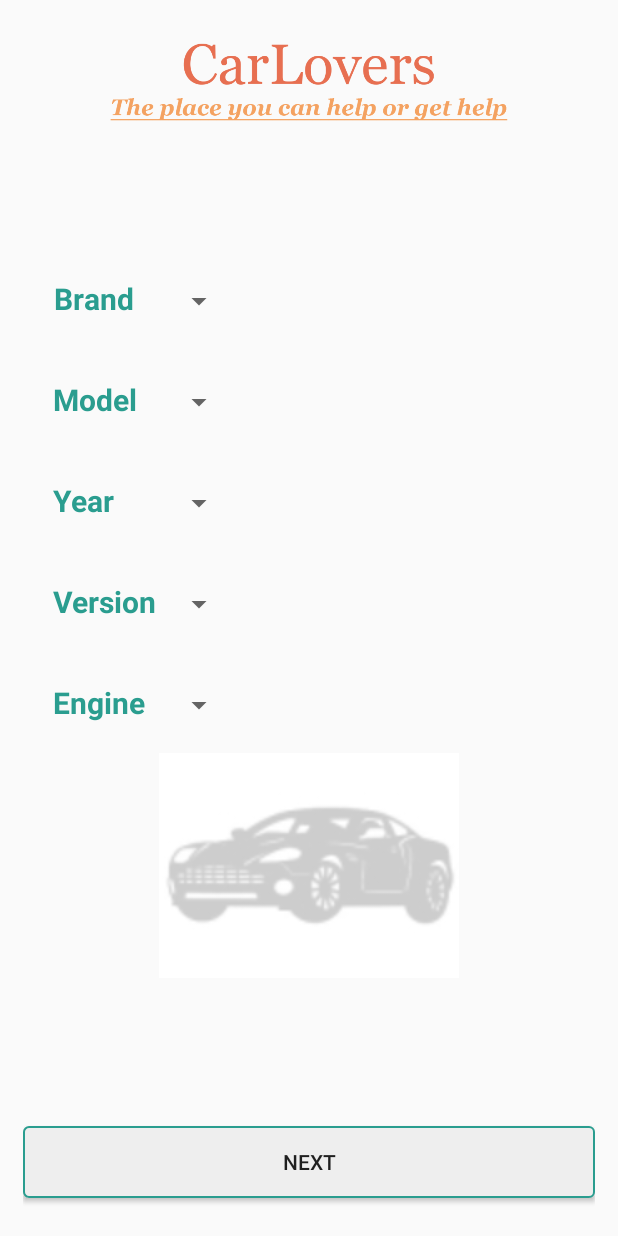
After one commit to StefanPopa02/CarLovers, an Android app: the AddCarActivity screen opened directly, with no data from a screen before it, on a phone screen of 412 x 824 dp. The commit adds this screen. Run offline under Robolectric (Android 15) with nearby library versions, the phone set to English and light mode, and no system bars; our stand-ins replace Firebase (no records; nobody signed in at launch, a user with empty details on screens opened directly), Picasso.

Commit message:
Add Car Activity and changed database data

```diff
--- a/app/build.gradle
+++ b/app/build.gradle
@@ -41,6 +41,8 @@ dependencies {
     implementation 'com.google.firebase:firebase-functions:19.2.0'
     implementation 'com.google.android.material:material:1.3.0'
     implementation 'androidx.legacy:legacy-support-v4:1.0.0'
+    implementation 'com.google.android.material:material:1.4.0-alpha02'
+    implementation 'com.squareup.picasso:picasso:2.71828'
 
     implementation "com.hendraanggrian.appcompat:socialview:0.2"
     implementation "com.hendraanggrian.appcompat:socialview-commons:0.2"
--- /dev/null
+++ b/app/src/main/java/com/stefanpopa/carloversapp/activities/AddCarActivity.java
@@ -0,0 +1,323 @@
+package com.stefanpopa.carloversapp.activities;
+
+import androidx.annotation.NonNull;
+import androidx.appcompat.app.AppCompatActivity;
+
+import android.app.ProgressDialog;
+import android.content.Intent;
+import android.os.Bundle;
+import android.util.Log;
+import android.view.View;
+import android.widget.AdapterView;
+import android.widget.ArrayAdapter;
+import android.widget.AutoCompleteTextView;
+import android.widget.Button;
+import android.widget.ImageView;
+import android.widget.Spinner;
+import android.widget.Toast;
+
+import com.google.android.gms.tasks.OnCompleteListener;
+import com.google.android.gms.tasks.Task;
+import com.google.firebase.firestore.CollectionReference;
+import com.google.firebase.firestore.DocumentReference;
+import com.google.firebase.firestore.DocumentSnapshot;
+import com.google.firebase.firestore.FirebaseFirestore;
+import com.google.firebase.firestore.QueryDocumentSnapshot;
+import com.google.firebase.firestore.QuerySnapshot;
+import com.squareup.picasso.Picasso;
+import com.stefanpopa.carloversapp.R;
+import com.stefanpopa.carloversapp.adapter.BrandAdapter;
+import com.stefanpopa.carloversapp.model.BrandItem;
+
+import java.lang.reflect.Array;
+import java.util.ArrayList;
+import java.util.Collections;
+import java.util.HashMap;
+import java.util.List;
+import java.util.Map;
+import java.util.stream.Collectors;
+
+public class AddCarActivity extends AppCompatActivity {
+
+    private ArrayList<BrandItem> brandItems;
+    private BrandAdapter brandAdapter;
+    private FirebaseFirestore db;
+    private Spinner brandSpinner;
+    private Spinner modelSpinner;
+    private Spinner yearSpinner;
+    private Spinner versionSpinner;
+    private Spinner engineSpinner;
+    private BrandItem brandClickedItem;
+    private ProgressDialog pd;
+    private ImageView carImage;
+    private String letterFinal;
+    private String clickedBrandNameFinal;
+    private String clickedModelNameFinal;
+    private String clickedYearNameFinal;
+    private String clickedVersionNameFinal;
+    private String carImageUrlFinal;
+    private String carLogoUrlFinal;
+    private String caracteristiciFinal;
+    private String engineFinal;
+    private Button nextBtn;
+
+    @Override
+    protected void onCreate(Bundle savedInstanceState) {
+        super.onCreate(savedInstanceState);
+        setContentView(R.layout.activity_add_car);
+        pd = new ProgressDialog(this);
+        pd.setMessage("Please Wait");
+        nextBtn = findViewById(R.id.nextBtn);
+        nextBtn.setOnClickListener(new View.OnClickListener() {
+            @Override
+            public void onClick(View v) {
+                if (letterFinal != null && clickedBrandNameFinal != null && clickedModelNameFinal != null && clickedYearNameFinal != null && clickedVersionNameFinal != null &&
+                        carImageUrlFinal != null && carLogoUrlFinal != null && caracteristiciFinal != null && engineFinal != null) {
+                    Log.d("ADD_CAR_ACTIVITY", "Letter " + letterFinal + "\n Brand " + clickedBrandNameFinal
+                            + "\n Model " + clickedModelNameFinal + "\n Year " + clickedYearNameFinal + " \n ImageUrl " + carImageUrlFinal + " \n LogoUrl " +
+                            carLogoUrlFinal + " \n engine " + engineFinal + " \n Caracteristici " + caracteristiciFinal);
+
+                    Intent i = new Intent(AddCarActivity.this, ConfirmAddCarActivity.class);
+                    i.putExtra("Letter",letterFinal);
+                    i.putExtra("Brand", clickedBrandNameFinal);
+                    i.putExtra("Model", clickedModelNameFinal);
+                    i.putExtra("Year", clickedYearNameFinal);
+                    i.putExtra("Version", clickedVersionNameFinal);
+                    i.putExtra("Engine", engineFinal);
+                    i.putExtra("Caracteristici", caracteristiciFinal);
+                    i.putExtra("CarPhoto", carImageUrlFinal);
+                    i.putExtra("BrandLogo", carLogoUrlFinal);
+                    startActivity(i);
+                    finish();
+
+                } else {
+                    Toast.makeText(AddCarActivity.this, "Check all fields!", Toast.LENGTH_SHORT).show();
+                }
+            }
+        });
+        carImage = findViewById(R.id.car_image);
+        brandSpinner = findViewById(R.id.spinner_brand);
+        modelSpinner = findViewById(R.id.spinner_model);
+        yearSpinner = findViewById(R.id.spinner_year);
+        versionSpinner = findViewById(R.id.spinner_version);
+        engineSpinner = findViewById(R.id.spinner_engine);
+        db = FirebaseFirestore.getInstance();
+        initBrandList();
+    }
+
+    private void initBrandList() {
+        pd.show();
+        Task<QuerySnapshot> task = db.collection("carBrands").get();
+        task.addOnCompleteListener(new OnCompleteListener<QuerySnapshot>() {
+            @Override
+            public void onComplete(@NonNull Task<QuerySnapshot> task) {
+                if (task.isSuccessful()) {
+                    brandItems = new ArrayList<>();
+                    QuerySnapshot querySnapshot = task.getResult();
+                    List<DocumentSnapshot> documents = querySnapshot.getDocuments();
+                    for (DocumentSnapshot documentSnapshot : documents) {
+                        brandItems.add(new BrandItem(documentSnapshot.get("Brand").toString().trim().replace("_", " "), (String) documentSnapshot.get("logoImgURL")));
+                    }
+                    setBrandSpinnerAdapter();
+                }
+            }
+        });
+    }
+
+    private void setBrandSpinnerAdapter() {
+        brandAdapter = new BrandAdapter(AddCarActivity.this, brandItems);
+        brandSpinner.setAdapter(brandAdapter);
+        brandSpinner.setOnItemSelectedListener(new AdapterView.OnItemSelectedListener() {
+            @Override
+            public void onItemSelected(AdapterView<?> parent, View view, int position, long id) {
+                brandClickedItem = (BrandItem) parent.getItemAtPosition(position);
+                String clickedBrandName = brandClickedItem.getBrandName();
+                initModelList(clickedBrandName);
+            }
+
+            @Override
+            public void onNothingSelected(AdapterView<?> parent) {
+
+            }
+        });
+        pd.dismiss();
+    }
+
+    private void initModelList(String clickedBrandName) {
+
+        List<String> modelList = new ArrayList<>();
+        char letter = clickedBrandName.charAt(0);
+
+        Task<QuerySnapshot> task = db.collection("carsData").document(String.valueOf(letter)).collection(clickedBrandName).get();
+        task.addOnCompleteListener(new OnCompleteListener<QuerySnapshot>() {
+            @Override
+            public void onComplete(@NonNull Task<QuerySnapshot> task) {
+                if (task.isSuccessful()) {
+                    QuerySnapshot querySnapshot = task.getResult();
+                    List<DocumentSnapshot> documents = querySnapshot.getDocuments();
+                    for (DocumentSnapshot doc : documents) {
+                        modelList.add(doc.getId());
+                    }
+                    setModelSpinnerAdapter(letter, clickedBrandName, modelList);
+                }
+            }
+        });
+
+    }
+
+    private void setModelSpinnerAdapter(char letter, String clickedBrandName, List<String> modelList) {
+        ArrayAdapter<CharSequence> modelAdapter = new ArrayAdapter(AddCarActivity.this, android.R.layout.simple_spinner_item, modelList);
+        modelAdapter.setDropDownViewResource(android.R.layout.simple_spinner_dropdown_item);
+        modelSpinner.setAdapter(modelAdapter);
+        modelSpinner.setOnItemSelectedListener(new AdapterView.OnItemSelectedListener() {
+            @Override
+            public void onItemSelected(AdapterView<?> parent, View view, int position, long id) {
+                String clickedModelName = (String) parent.getItemAtPosition(position);
+                initYearList(letter, clickedBrandName, clickedModelName);
+            }
+
+            @Override
+            public void onNothingSelected(AdapterView<?> parent) {
+
+            }
+        });
+    }
+
+    private void initYearList(char letter, String clickedBrandName, String clickedModelName) {
+        DocumentReference current_db = db.collection("carsData").document(String.valueOf(letter)).collection(clickedBrandName).document(clickedModelName);
+        current_db.get().addOnCompleteListener(new OnCompleteListener<DocumentSnapshot>() {
+            @Override
+            public void onComplete(@NonNull Task<DocumentSnapshot> task) {
+                if (task.isSuccessful()) {
+                    DocumentSnapshot doc = task.getResult();
+                    Map<String, Object> docMap = doc.getData();
+                    List<Object> yearsPlaceHolder = (ArrayList<Object>) docMap.get("years");
+                    List<String> years = new ArrayList<>();
+                    for (Object obj : yearsPlaceHolder) {
+                        if (obj instanceof String) {
+                            years.add((String) obj);
+                        }
+                    }
+                    years.sort((year1, year2) -> Integer.valueOf(year1.substring(0, 4)).compareTo(Integer.valueOf(year2.substring(0, 4))));
+                    setYearSpinnerAdapter(letter, clickedBrandName, clickedModelName, years);
+                }
+            }
+        });
+    }
+
+    private void setYearSpinnerAdapter(char letter, String clickedBrandName, String clickedModelName, List<String> yearsList) {
+        ArrayAdapter<CharSequence> yearAdapter = new ArrayAdapter(AddCarActivity.this, android.R.layout.simple_spinner_item, yearsList);
+        yearAdapter.setDropDownViewResource(android.R.layout.simple_spinner_dropdown_item);
+        yearSpinner.setAdapter(yearAdapter);
+        yearSpinner.setOnItemSelectedListener(new AdapterView.OnItemSelectedListener() {
+            @Override
+            public void onItemSelected(AdapterView<?> parent, View view, int position, long id) {
+                String clickedYearName = (String) parent.getItemAtPosition(position);
+                initVersionList(letter, clickedBrandName, clickedModelName, clickedYearName);
+            }
+
+            @Override
+            public void onNothingSelected(AdapterView<?> parent) {
+
+            }
+        });
+    }
+
+    private void initVersionList(char letter, String clickedBrandName, String clickedModelName, String clickedYearName) {
+        List<String> versionlist = new ArrayList<>();
+        CollectionReference current_db = db.collection("carsData").document(String.valueOf(letter)).collection(clickedBrandName).document(clickedModelName).collection(clickedYearName);
+        current_db.get().addOnCompleteListener(new OnCompleteListener<QuerySnapshot>() {
+            @Override
+            public void onComplete(@NonNull Task<QuerySnapshot> task) {
+                if (task.isSuccessful()) {
+                    QuerySnapshot querySnapshot = task.getResult();
+                    List<DocumentSnapshot> documents = querySnapshot.getDocuments();
+                    for (DocumentSnapshot doc : documents) {
+                        versionlist.add(doc.getId());
+                    }
+                    setVersionSpinnerAdapter(letter, clickedBrandName, clickedModelName, clickedYearName, versionlist);
+                }
+            }
+        });
+    }
+
+    private void setVersionSpinnerAdapter(char letter, String clickedBrandName, String clickedModelName, String clickedYearName, List<String> versionList) {
+        ArrayAdapter<CharSequence> versionAdapter = new ArrayAdapter(AddCarActivity.this, android.R.layout.simple_spinner_item, versionList);
+        versionAdapter.setDropDownViewResource(android.R.layout.simple_spinner_dropdown_item);
+        versionSpinner.setAdapter(versionAdapter);
+        versionSpinner.setOnItemSelectedListener(new AdapterView.OnItemSelectedListener() {
+            @Override
+            public void onItemSelected(AdapterView<?> parent, View view, int position, long id) {
+                String clickedVersionName = (String) parent.getItemAtPosition(position);
+                initEngineList(letter, clickedBrandName, clickedModelName, clickedYearName, clickedVersionName);
+            }
+
+            @Override
+            public void onNothingSelected(AdapterView<?> parent) {
+
+            }
+        });
+    }
+
+    private void initEngineList(char letter, String clickedBrandName, String clickedModelName, String clickedYearName, String clickedVersionName) {
+        DocumentReference current_db = db.collection("carsData").document(String.valueOf(letter)).collection(clickedBrandName).document(clickedModelName).collection(clickedYearName).document(clickedVersionName);
+        current_db.get().addOnCompleteListener(new OnCompleteListener<DocumentSnapshot>() {
+            @Override
+            public void onComplete(@NonNull Task<DocumentSnapshot> task) {
+                if (task.isSuccessful()) {
+                    DocumentSnapshot doc = task.getResult();
+                    String imgUrl = (String) doc.get("imgUrl");
+                    setCarPhoto(imgUrl);
+                    //set engines
+                    Map<String, Object> docMap = doc.getData();
+                    List<Object> enginesContent = (List<Object>) docMap.get("Engines:");
+                    HashMap<String, String> enginesHashMapTmp = new HashMap<>();
+                    HashMap<String, String> enginesHashMap = new HashMap<>();
+                    for (Object obj : enginesContent) {
+                        enginesHashMapTmp = (HashMap<String, String>) obj;
+                        String caracteristici = enginesHashMapTmp.get("Caracteristici");
+                        String engine = enginesHashMapTmp.get("Engine");
+                        enginesHashMap.put(engine, caracteristici);
+                    }
+                    setEngineSpinnerAdapter(letter, clickedBrandName, clickedModelName, clickedYearName, clickedVersionName, enginesHashMap, imgUrl);
+                }
+            }
+        });
+    }
+
+    private void setEngineSpinnerAdapter(char letter, String clickedBrandName, String clickedModelName, String clickedYearName, String clickedVersionName, HashMap<String, String> enginesHashMap, String imgUrl) {
+        List<String> engineList = new ArrayList<>();
+        for (String key : enginesHashMap.keySet()) {
+            engineList.add(key);
+        }
+        ArrayAdapter<CharSequence> engineAdapter = new ArrayAdapter(AddCarActivity.this, android.R.layout.simple_spinner_item, engineList);
+        engineAdapter.setDropDownViewResource(android.R.layout.simple_spinner_dropdown_item);
+        engineSpinner.setAdapter(engineAdapter);
+        engineSpinner.setOnItemSelectedListener(new AdapterView.OnItemSelectedListener() {
+            @Override
+            public void onItemSelected(AdapterView<?> parent, View view, int position, long id) {
+                String clickedEngineName = (String) parent.getItemAtPosition(position);
+                letterFinal = String.valueOf(letter);
+                clickedBrandNameFinal = clickedBrandName;
+                clickedModelNameFinal = clickedModelName;
+                clickedYearNameFinal = clickedYearName;
+                clickedVersionNameFinal = clickedVersionName;
+                caracteristiciFinal = enginesHashMap.get(clickedEngineName);
+                engineFinal = clickedEngineName;
+                carImageUrlFinal = imgUrl;
+                carLogoUrlFinal = brandClickedItem.getBrandLogoImgURL();
+
+            }
+
+            @Override
+            public void onNothingSelected(AdapterView<?> parent) {
+
+            }
+        });
+
+    }
+
+    private void setCarPhoto(String imgUrl) {
+        Picasso.get().load(imgUrl).into(carImage);
+    }
+}
--- /dev/null
+++ b/app/src/main/res/layout/activity_add_car.xml
@@ -0,0 +1,134 @@
+<?xml version="1.0" encoding="utf-8"?>
+<RelativeLayout xmlns:android="http://schemas.android.com/apk/res/android"
+    xmlns:app="http://schemas.android.com/apk/res-auto"
+    xmlns:tools="http://schemas.android.com/tools"
+    android:layout_width="match_parent"
+    android:layout_height="match_parent"
+    android:gravity="center"
+    android:orientation="vertical"
+    android:padding="15dp"
+    tools:context=".activities.AddCarActivity">
+
+    <ImageView
+        android:id="@+id/logo"
+        android:layout_width="wrap_content"
+        android:layout_height="150dp"
+        android:src="@drawable/carlovers_logo_big"
+        android:contentDescription="@string/img_contentDesc"/>
+
+    <TextView
+        android:layout_below="@+id/logo"
+        android:id="@+id/brand_info"
+        android:layout_width="wrap_content"
+        android:layout_height="wrap_content"
+        android:layout_margin="20dp"
+        android:gravity="center"
+        android:text="Brand"
+        android:textColor="@color/custom_color2"
+        android:textSize="20sp"
+        android:textStyle="bold" />
+
+    <Spinner
+        android:id="@+id/spinner_brand"
+        android:layout_width="wrap_content"
+        android:layout_height="wrap_content"
+        android:layout_alignBottom="@+id/brand_info"
+        android:layout_toEndOf="@+id/brand_info" />
+
+    <TextView
+        android:id="@+id/model_info"
+        android:layout_width="wrap_content"
+        android:layout_height="wrap_content"
+        android:layout_below="@+id/brand_info"
+        android:layout_margin="20dp"
+        android:text="Model"
+        android:textColor="@color/custom_color2"
+        android:textSize="20sp"
+        android:textStyle="bold" />
+
+    <Spinner
+        android:id="@+id/spinner_model"
+        android:layout_width="wrap_content"
+        android:layout_height="wrap_content"
+        android:layout_alignEnd="@+id/spinner_brand"
+        android:layout_alignBottom="@+id/model_info"
+        android:layout_toEndOf="@+id/model_info" />
+
+    <TextView
+        android:id="@+id/year_info"
+        android:layout_width="wrap_content"
+        android:layout_height="wrap_content"
+        android:layout_below="@+id/model_info"
+        android:layout_margin="20dp"
+        android:text="Year"
+        android:textColor="@color/custom_color2"
+        android:textSize="20sp"
+        android:textStyle="bold" />
+
+    <Spinner
+        android:id="@+id/spinner_year"
+        android:layout_width="wrap_content"
+        android:layout_height="wrap_content"
+        android:layout_alignEnd="@+id/spinner_model"
+        android:layout_alignBottom="@+id/year_info"
+        android:layout_toEndOf="@+id/model_info" />
+
+    <TextView
+        android:id="@+id/version_info"
+        android:layout_width="wrap_content"
+        android:layout_height="wrap_content"
+        android:layout_below="@+id/year_info"
+        android:layout_margin="20dp"
+        android:text="Version"
+        android:textColor="@color/custom_color2"
+        android:textSize="20sp"
+        android:textStyle="bold" />
+
+    <Spinner
+        android:id="@+id/spinner_version"
+        android:layout_width="wrap_content"
+        android:layout_height="wrap_content"
+        android:layout_alignEnd="@+id/spinner_year"
+        android:layout_alignBottom="@+id/version_info"
+        android:layout_toEndOf="@+id/model_info" />
+
+    <TextView
+        android:id="@+id/engine_info"
+        android:layout_width="wrap_content"
+        android:layout_height="wrap_content"
+        android:layout_below="@+id/version_info"
+        android:layout_margin="20dp"
+        android:text="Engine"
+        android:textColor="@color/custom_color2"
+        android:textSize="20sp"
+        android:textStyle="bold" />
+
+    <Spinner
+        android:id="@+id/spinner_engine"
+        android:layout_width="wrap_content"
+        android:layout_height="wrap_content"
+        android:layout_alignEnd="@+id/spinner_version"
+        android:layout_alignBottom="@+id/engine_info"
+        android:layout_toEndOf="@+id/model_info" />
+
+    <Button
+        android:id="@+id/nextBtn"
+        android:layout_width="match_parent"
+        android:layout_height="wrap_content"
+        android:background="@drawable/selector_edit_text"
+        android:text="Next"
+        android:layout_marginBottom="10dp"
+        android:layout_alignParentBottom="true"/>
+
+    <ImageView
+        android:id="@+id/car_image"
+        android:layout_width="200dp"
+        android:layout_height="150dp"
+        android:cropToPadding="true"
+        android:layout_marginTop="20dp"
+        android:scaleType="fitXY"
+        android:layout_centerInParent="true"
+        android:layout_below="@+id/spinner_engine"
+        android:src="@drawable/no_car_img"/>
+
+</RelativeLayout>
--- a/app/src/main/res/layout/fragment_meetings.xml
+++ b/app/src/main/res/layout/fragment_meetings.xml
@@ -17,4 +17,5 @@
         android:text="Add post"
         android:id="@+id/add_post_btn"/>
 
+
 </FrameLayout>
--- a/app/src/main/res/layout/fragment_profile.xml
+++ b/app/src/main/res/layout/fragment_profile.xml
@@ -11,4 +11,10 @@
         android:layout_height="match_parent"
         android:text="@string/profile_fragment" />
 
+    <Button
+        android:layout_width="wrap_content"
+        android:layout_height="wrap_content"
+        android:text="Add car"
+        android:id="@+id/add_car_btn"/>
+
 </FrameLayout>
```
Also changed, not shown: app/src/main/AndroidManifest.xml (+8 -5 lines), app/src/main/java/com/stefanpopa/carloversapp/activities/ConfirmAddCarActivity.java (added, +26 -0 lines), app/src/main/java/com/stefanpopa/carloversapp/adapter/BrandAdapter.java (added, +52 -0 lines), app/src/main/java/com/stefanpopa/carloversapp/fragments/ProfileFragment.java (+14 -1 lines), app/src/main/java/com/stefanpopa/carloversapp/model/BrandItem.java (added, +35 -0 lines), app/src/main/res/layout/activity_confirm_add_car.xml (added, +9 -0 lines), app/src/main/res/layout/dropdown_item.xml (added, +29 -0 lines), app/src/main/res/values/themes.xml (+11 -0 lines), app/src/main/res/drawable/abarth.png (added), app/src/main/res/drawable/no_car_img.jpg (added).
